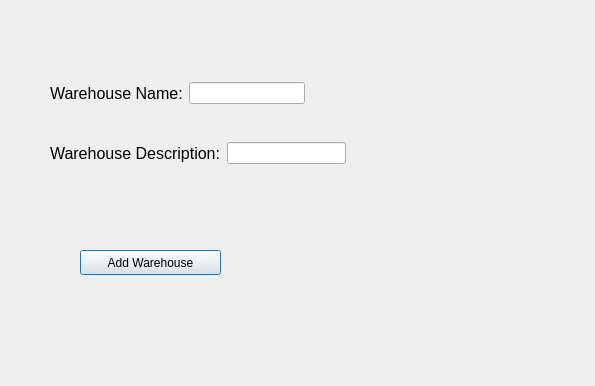
Qt form CmakeWidget/warehouse.ui (jentor67/Qt6Cmake) before a commit.
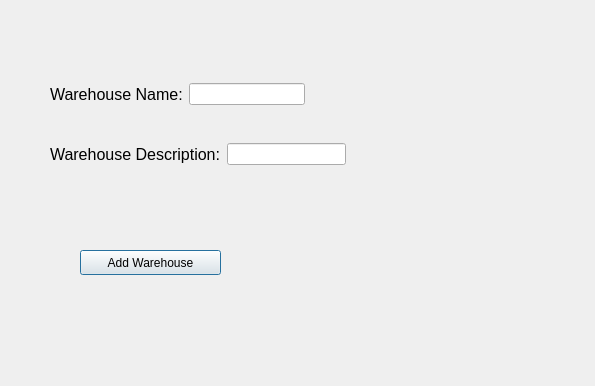
The same form after that commit.

```diff
--- a/CmakeWidget/warehouse.ui
+++ b/CmakeWidget/warehouse.ui
@@ -26,13 +26,13 @@
     <string>Add Warehouse</string>
    </property>
   </widget>
-  <widget class="QWidget" name="">
+  <widget class="QWidget" name="layoutWidget">
    <property name="geometry">
     <rect>
      <x>50</x>
      <y>80</y>
      <width>255</width>
-     <height>27</height>
+     <height>28</height>
     </rect>
    </property>
    <layout class="QHBoxLayout" name="horizontalLayout">
@@ -53,13 +53,13 @@
     </item>
    </layout>
   </widget>
-  <widget class="QWidget" name="">
+  <widget class="QWidget" name="layoutWidget">
    <property name="geometry">
     <rect>
      <x>50</x>
      <y>140</y>
      <width>296</width>
-     <height>27</height>
+     <height>28</height>
     </rect>
    </property>
    <layout class="QHBoxLayout" name="horizontalLayout_2">
```
Left out of the diff: 4 changed lines with no effect on the pictures.
